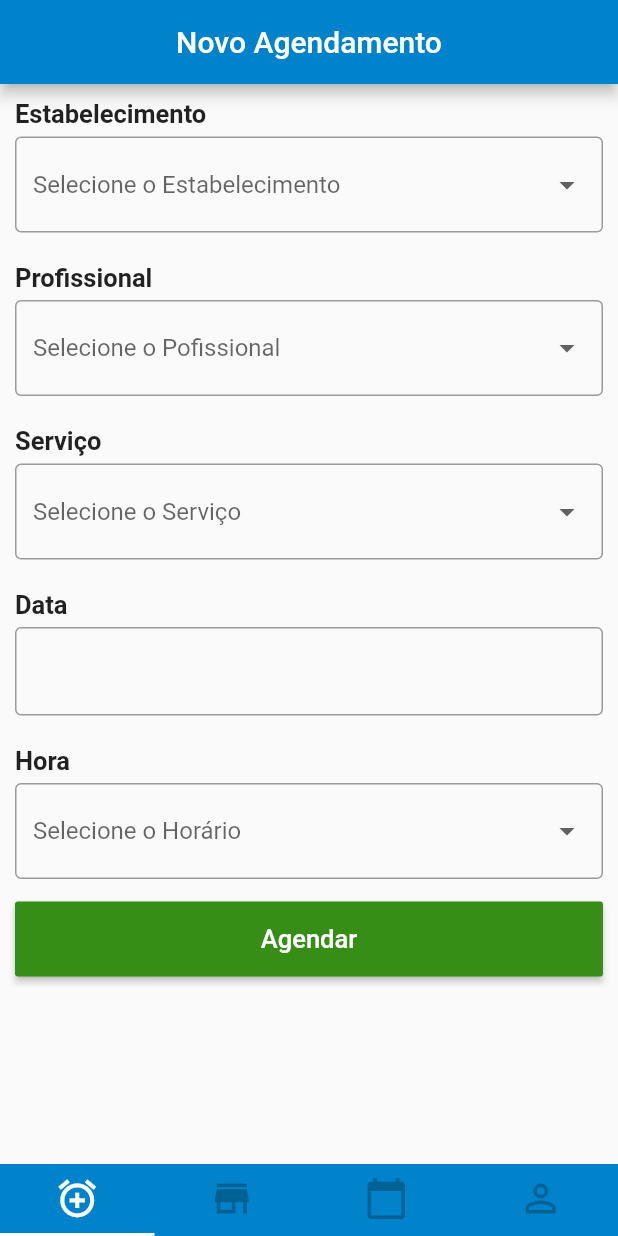
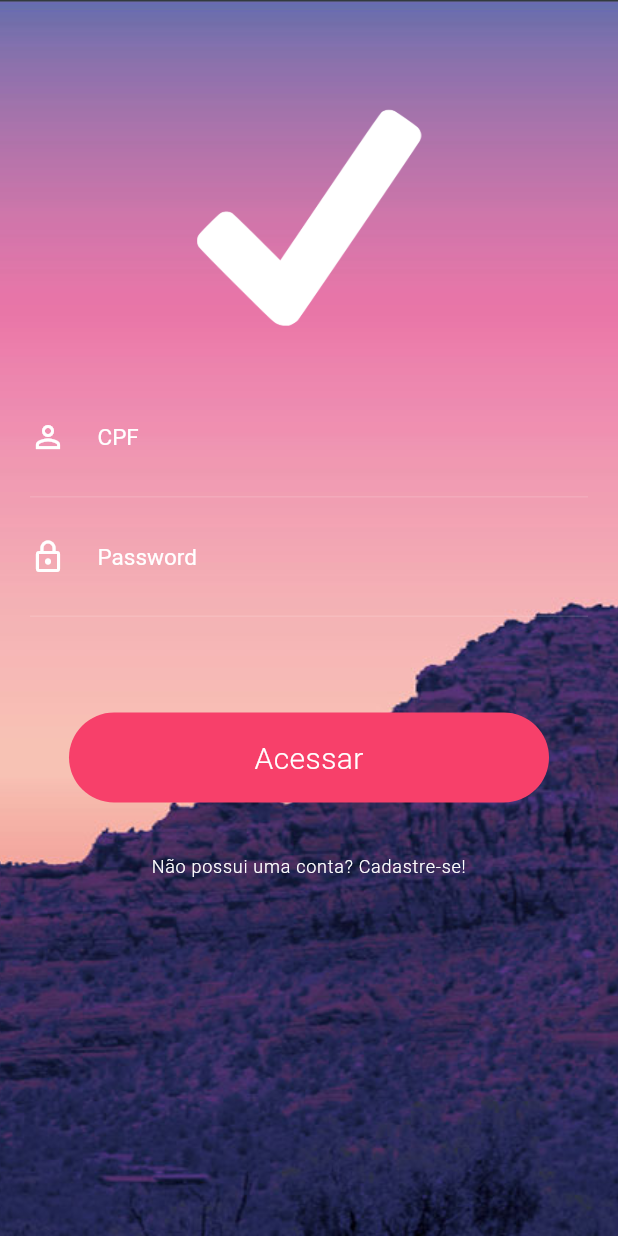
Before and after one commit to marcelosilvadev/agenda_mais_app, a Flutter app: the screen it shows after launch, on a phone screen of 412 x 824 dp. Run offline on Flutter 3.47's test engine with Material 2 defaults, Android fonts, the phone set to English and light mode, and no system bars; drawn by our look-alikes of datetime_picker_formfield; our stand-ins replace carousel_pro.

Commit message:
Finished login screen

```diff
--- a/lib/src/app.dart
+++ b/lib/src/app.dart
@@ -1,6 +1,6 @@
+
+import 'package:agenda_mais_app/src/containers/login/login_screen.dart';
 import 'package:flutter/material.dart';
-
-import 'widgets/tab_navigation.dart';
 
 class MyApp extends StatelessWidget {
 
@@ -9,7 +9,7 @@ class MyApp extends StatelessWidget {
     return MaterialApp(
       title: 'Agenda+',
       debugShowCheckedModeBanner:false,
-      home: TabBarScreen(),
+      home: LoginScreen(),
     );
   }
 }
--- a/lib/src/containers/agenda/agenda.dart
+++ b/lib/src/containers/agenda/agenda.dart
@@ -12,7 +12,7 @@ class _AgendaState extends State<Agenda> {
   Widget build(BuildContext context) {
     return Scaffold(
       appBar: AppBar(
-        backgroundColor: const Color.fromARGB(255, 0, 131, 202),
+        backgroundColor: const Color.fromRGBO(247, 64, 106, 1.0),
         centerTitle: true,
         title: Text(
           "Agendamentos",
@@ -49,6 +49,7 @@ class _AgendaState extends State<Agenda> {
         },
         tooltip: 'Novo Agendamento',
         child: Icon(Icons.add),
+        backgroundColor: Color.fromRGBO(247, 64, 106, 1.0),
       ),
     );
   }
--- a/lib/src/containers/login/login.dart
+++ /dev/null
@@ -1,19 +0,0 @@
-import 'package:flutter/material.dart';
-
-class Login extends StatefulWidget {
-  @override
-  _LoginState createState() => _LoginState();
-}
-
-class _LoginState extends State<Login> {
-  @override
-  void initState() {
-    super.initState();
-
-  }
-
-  @override
-  Widget build(BuildContext context) {
-    return Container();
-  }
-}
--- /dev/null
+++ b/lib/src/containers/login/login_screen.dart
@@ -0,0 +1,86 @@
+
+import 'package:agenda_mais_app/src/containers/login/widgets/form_container.dart';
+import 'package:agenda_mais_app/src/containers/login/widgets/sign_up_button.dart';
+import 'package:agenda_mais_app/src/containers/login/widgets/stagger_animation.dart';
+import 'package:agenda_mais_app/src/widgets/tab_navigation.dart';
+import 'package:flutter/material.dart';
+import 'package:flutter/scheduler.dart' show timeDilation;
+
+class LoginScreen extends StatefulWidget {
+  @override
+  _LoginScreenState createState() => _LoginScreenState();
+}
+
+class _LoginScreenState extends State<LoginScreen>
+    with SingleTickerProviderStateMixin{
+
+  AnimationController _animationController;
+
+  @override
+  void initState() {
+    super.initState();
+
+    _animationController = AnimationController(
+      vsync: this,
+      duration: Duration(seconds: 2),
+    );
+
+    _animationController.addStatusListener((status){
+      if(status == AnimationStatus.completed){
+        Navigator.of(context).pushReplacement(
+          MaterialPageRoute(builder: (context)=>TabBarScreen())
+        );
+      }
+    });
+  }
+
+
+  @override
+  void dispose() {
+    _animationController.dispose();
+    super.dispose();
+  }
+
+  @override
+  Widget build(BuildContext context) {
+    timeDilation = 1;
+
+    return Scaffold(
+      body: Container(
+        decoration: BoxDecoration(
+          image: DecorationImage(
+            image: AssetImage("assets/images/background.jpg"),
+            fit: BoxFit.cover
+          )
+        ),
+        child: ListView(
+          padding: EdgeInsets.zero,
+          children: <Widget>[
+            Stack(
+              alignment: Alignment.bottomCenter,
+              children: <Widget>[
+                Column(
+                  children: <Widget>[
+                    Padding(
+                      padding: EdgeInsets.only(top: 70, bottom: 32),
+                      child: Image.asset("assets/images/tickicon.png",
+                        width: 150,
+                        height: 150,
+                        fit: BoxFit.contain,
+                      ),
+                    ),
+                    FormContainer(),
+                    SignUpButton()
+                  ],
+                ),
+                StaggerAnimation(
+                  controller: _animationController.view
+                )
+              ],
+            )
+          ],
+        ),
+      ),
+    );
+  }
+}
--- /dev/null
+++ b/lib/src/containers/login/widgets/form_container.dart
@@ -0,0 +1,28 @@
+
+import 'package:agenda_mais_app/src/containers/login/widgets/input_field.dart';
+import 'package:flutter/material.dart';
+
+class FormContainer extends StatelessWidget {
+  @override
+  Widget build(BuildContext context) {
+    return Container(
+      margin: EdgeInsets.symmetric(horizontal: 20),
+      child: Form(
+        child: Column(
+          children: <Widget>[
+            InputField(
+              hint: "CPF",
+              obscure: false,
+              icon: Icons.person_outline,
+            ),
+            InputField(
+              hint: "Password",
+              obscure: true,
+              icon: Icons.lock_outline,
+            )
+          ],
+        ),
+      ),
+    );
+  }
+}
--- /dev/null
+++ b/lib/src/containers/login/widgets/input_field.dart
@@ -0,0 +1,48 @@
+import 'package:flutter/material.dart';
+
+class InputField extends StatelessWidget {
+
+  final String hint;
+  final bool obscure;
+  final IconData icon;
+
+  InputField({this.hint, this.obscure, this.icon});
+
+  @override
+  Widget build(BuildContext context) {
+    return Container(
+      decoration: BoxDecoration(
+        border: Border(
+          bottom: BorderSide(
+            color: Colors.white24,
+            width: 0.5,
+          ),
+        ),
+      ),
+      child: TextFormField(
+        obscureText: obscure,
+        style: TextStyle(
+          color: Colors.white,
+        ),
+        decoration: InputDecoration(
+          icon: Icon(
+            icon,
+            color: Colors.white,
+          ),
+          border: InputBorder.none,
+          hintText: hint,
+          hintStyle: TextStyle(
+            color: Colors.white,
+            fontSize: 15,
+          ),
+          contentPadding: EdgeInsets.only(
+            top: 30,
+            right: 30,
+            bottom: 30,
+            left: 5
+          )
+        ),
+      ),
+    );
+  }
+}
--- /dev/null
+++ b/lib/src/containers/login/widgets/sign_up_button.dart
@@ -0,0 +1,26 @@
+import 'package:flutter/material.dart';
+
+class SignUpButton extends StatelessWidget {
+  @override
+  Widget build(BuildContext context) {
+    return FlatButton(
+      padding: EdgeInsets.only(
+        top: 160
+      ),
+      onPressed: (){
+
+      },
+      child: Text(
+        "Não possui uma conta? Cadastre-se!",
+        textAlign: TextAlign.center,
+        overflow: TextOverflow.ellipsis,
+        style: TextStyle(
+          fontWeight: FontWeight.w300,
+          color: Colors.white,
+          fontSize: 12,
+          letterSpacing: 0.5
+        ),
+      ),
+    );
+  }
+}
--- /dev/null
+++ b/lib/src/containers/login/widgets/stagger_animation.dart
@@ -0,0 +1,90 @@
+import 'package:flutter/material.dart';
+
+class StaggerAnimation extends StatelessWidget {
+
+  final AnimationController controller;
+
+  StaggerAnimation({this.controller}) :
+      buttonSqueeze = Tween(
+        begin: 320.0,
+        end: 60.0
+      ).animate(
+        CurvedAnimation(
+          parent: controller,
+          curve: Interval(0.0, 0.150)
+        )
+      ),
+      buttonZoomOut = Tween(
+        begin: 60.0,
+        end: 1000.0,
+      ).animate(
+        CurvedAnimation(
+          parent: controller,
+          curve: Interval(0.5, 1, curve: Curves.bounceOut),
+        )
+      );
+
+  final Animation<double> buttonSqueeze;
+  final Animation<double> buttonZoomOut;
+
+  Widget _buildAnimation(BuildContext context, Widget child){
+    return Padding(
+      padding: EdgeInsets.only(bottom: 50),
+      child: InkWell(
+        onTap: (){
+          controller.forward();
+        },
+        child: Hero(
+          tag: "fade",
+          child: buttonZoomOut.value == 60 ?
+          Container(
+              width: buttonSqueeze.value,
+              height: 60,
+              alignment: Alignment.center,
+              decoration: BoxDecoration(
+                  color: Color.fromRGBO(247, 64, 106, 1.0),
+                  borderRadius: BorderRadius.all(Radius.circular(30.0))
+              ),
+              child: _buildInside(context)
+          ) :
+          Container(
+            width: buttonZoomOut.value,
+            height: buttonZoomOut.value,
+            decoration: BoxDecoration(
+                color: Color.fromRGBO(247, 64, 106, 1.0),
+                shape: buttonZoomOut.value < 500 ?
+                BoxShape.circle : BoxShape.rectangle
+            ),
+          ),
+        )
+      ),
+    );
+  }
+
+  Widget _buildInside(BuildContext context){
+    if(buttonSqueeze.value > 75){
+      return Text(
+        "Acessar",
+        style: TextStyle(
+            color: Colors.white,
+            fontSize: 20,
+            fontWeight: FontWeight.w300,
+            letterSpacing: 0.3
+        ),
+      );
+    } else {
+      return CircularProgressIndicator(
+        valueColor: AlwaysStoppedAnimation<Color>(Colors.white),
+        strokeWidth: 1.0,
+      );
+    }
+  }
+
+  @override
+  Widget build(BuildContext context) {
+    return AnimatedBuilder(
+      builder: _buildAnimation,
+      animation: controller,
+    );
+  }
+}
--- a/lib/src/containers/new_schedule/schedule.dart
+++ b/lib/src/containers/new_schedule/schedule.dart
@@ -53,7 +53,7 @@ class _NewScheduleState extends State<NewSchedule> {
   Widget build(BuildContext context) {
     return Scaffold(
         appBar: AppBar(
-          backgroundColor: const Color.fromARGB(255, 0, 131, 202),
+          backgroundColor: const Color.fromRGBO(247, 64, 106, 1.0),
           centerTitle: true,
           title: Text(
             "Novo Agendamento",
--- a/lib/src/containers/organizations/descriptionOrganization.dart
+++ b/lib/src/containers/organizations/descriptionOrganization.dart
@@ -25,7 +25,7 @@ class _DescriptionOrganizationState extends State<DescriptionOrganization> {
   Widget build(BuildContext context) {
     return Scaffold(
       appBar: AppBar(
-        backgroundColor: const Color.fromARGB(255, 0, 131, 202),
+        backgroundColor: const Color.fromRGBO(247, 64, 106, 1.0),
         centerTitle: true,
         title: Text(
           "Detalhes",
@@ -43,7 +43,7 @@ class _DescriptionOrganizationState extends State<DescriptionOrganization> {
               dotSize: 5.0,
               dotSpacing: 15.0,
               dotBgColor: Colors.transparent,
-              dotColor: Colors.blue,
+              dotColor: Color.fromRGBO(247, 64, 106, 1.0),
               autoplay:
                   false, //Utiliza-se true para rodar as imagens automaticamente dos carrosseis
             ),
@@ -56,7 +56,7 @@ class _DescriptionOrganizationState extends State<DescriptionOrganization> {
                 Text(
                   "Descrição",
                   style: TextStyle(
-                      color: Colors.blue,
+                      color: Color.fromRGBO(247, 64, 106, 1.0),
                       fontSize: 20.0,
                       fontWeight: FontWeight.bold),
                 ),
@@ -68,7 +68,7 @@ class _DescriptionOrganizationState extends State<DescriptionOrganization> {
                 Text(
                   "Serviços Prestados",
                   style: TextStyle(
-                      color: Colors.blue,
+                      color: Color.fromRGBO(247, 64, 106, 1.0),
                       fontSize: 20.0,
                       fontWeight: FontWeight.bold),
                 ),
@@ -80,7 +80,7 @@ class _DescriptionOrganizationState extends State<DescriptionOrganization> {
                 Text(
                   "Endereço",
                   style: TextStyle(
-                      color: Colors.blue,
+                      color: Color.fromRGBO(247, 64, 106, 1.0),
                       fontSize: 20.0,
                       fontWeight: FontWeight.bold),
                 ),
@@ -150,6 +150,7 @@ class _DescriptionOrganizationState extends State<DescriptionOrganization> {
           check == true ? Icons.star : Icons.star_border,
           color: Colors.amber,
         ),
+        backgroundColor: Color.fromRGBO(247, 64, 106, 1.0),
       ),
     );
   }
--- a/lib/src/containers/organizations/organization.dart
+++ b/lib/src/containers/organizations/organization.dart
@@ -18,7 +18,7 @@ class _OrganizationState extends State<Organization> {
     bool load = true;
     return Scaffold(
         appBar: AppBar(
-          backgroundColor: const Color.fromARGB(255, 0, 131, 202),
+          backgroundColor: const Color.fromRGBO(247, 64, 106, 1.0),
           centerTitle: true,
           title: Text(
             "Estabelecimentos",
--- a/lib/src/containers/profile/profile.dart
+++ b/lib/src/containers/profile/profile.dart
@@ -1,3 +1,4 @@
+import 'package:agenda_mais_app/src/containers/login/login_screen.dart';
 import 'package:flutter/material.dart';
 
 enum OrderOptions { sair }
@@ -17,7 +18,7 @@ class _ProfileState extends State<Profile> {
   Widget build(BuildContext context) {
     return Scaffold(
         appBar: AppBar(
-          backgroundColor: const Color.fromARGB(255, 0, 131, 202),
+          backgroundColor: const Color.fromRGBO(247, 64, 106, 1.0),
           centerTitle: true,
           title: Text(
             "Perfil",
@@ -45,13 +46,13 @@ class _ProfileState extends State<Profile> {
                 decoration: BoxDecoration(
                     shape: BoxShape.circle,
                     image: DecorationImage(
-                        image: AssetImage("assets/images/vendedor.png"))),
+                        image: AssetImage("assets/images/perfil.jpeg"))),
               ),
             ),
             Text(
-              "Herminio Nascimento",
+              "Marcelo de Andrade Silva",
               style: TextStyle(
-                  color: Colors.blue,
+                  color: Color.fromRGBO(247, 64, 106, 1.0),
                   fontSize: 20.0,
                   fontWeight: FontWeight.bold),
             ),
@@ -91,6 +92,7 @@ class _ProfileState extends State<Profile> {
   }
 
   void logout(OrderOptions result) {
-    print("Saiu");
+    Navigator.push(
+        context, MaterialPageRoute(builder: (context) => LoginScreen()));
   }
 }
--- a/lib/src/widgets/tab_navigation.dart
+++ b/lib/src/widgets/tab_navigation.dart
@@ -34,10 +34,10 @@ Widget TabBarScreen (){
 
         labelStyle: TextStyle(fontSize: 10),
         labelColor: Colors.white,
-        unselectedLabelColor: Color.fromARGB(255, 0, 97, 149),
+        unselectedLabelColor: Color.fromRGBO(200, 64, 86, 1.0),
         indicatorColor: Colors.white,
       ),
-      backgroundColor: const Color.fromARGB(255, 0, 131, 202),
+      backgroundColor: const Color.fromRGBO(247, 64, 106, 1.0),
     ),
   );
 }
--- a/pubspec.yaml
+++ b/pubspec.yaml
@@ -43,7 +43,9 @@ flutter:
 
   # To add assets to your application, add an assets section, like this:
   assets:
-  - assets/images/vendedor.png
+  - assets/images/perfil.jpeg
+  - assets/images/background.jpg
+  - assets/images/tickicon.png
   #  - images/a_dot_burr.jpeg
   #  - images/a_dot_ham.jpeg
 
```
Also changed, not shown: assets/images/background.jpg (added), assets/images/perfil.jpeg (added), assets/images/tickicon.png (added), assets/images/vendedor.png (deleted).
